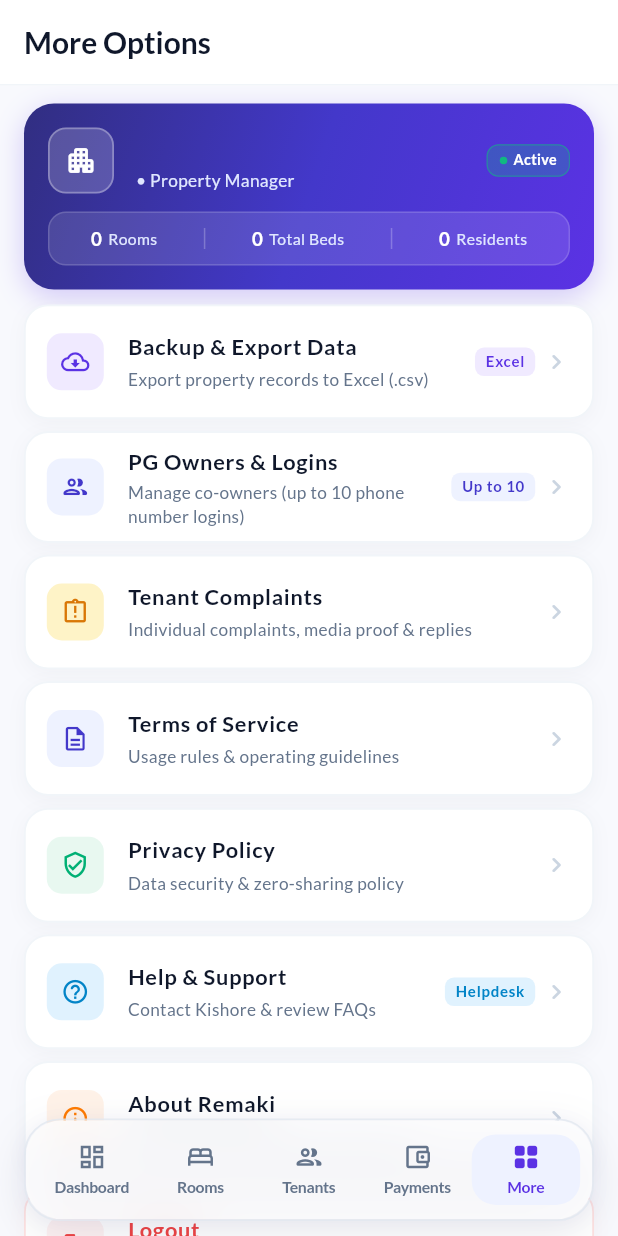
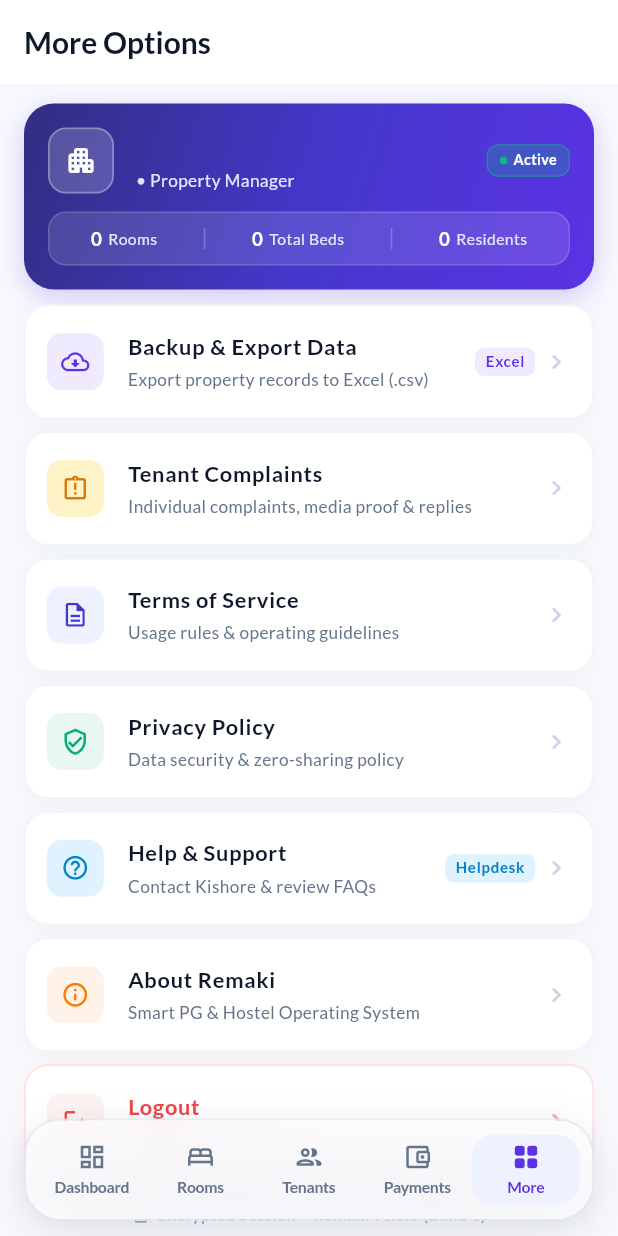
Before and after one commit to remaki-apps/remaki-flutter, a Flutter app: the MoreScreen screen opened by its route, on a phone screen of 412 x 824 dp. Run offline on Flutter 3.47's test engine with Material 3 defaults, Android fonts, the phone set to English and light mode, and no system bars; our stand-ins replace fl_chart, go_router, google_fonts, image_picker, shared_preferences, shimmer; missing offline and left inert: dart:html, dart:js_util; accounts and stored records are empty; network calls fail.

Commit message:
fix: tenant complaints navigation, renderflex overflow, and PG-specific platform fee support

```diff
--- a/lib/main.dart
+++ b/lib/main.dart
@@ -127,6 +127,8 @@ final router = GoRouter(
       const allowedTenantRoutes = {
         '/tenant_home',
         '/tenant_my_profile',
+        '/tenant_complaints',
+        '/announcements',
         '/setup_security_pin',
         '/about',
         '/terms',
@@ -326,7 +328,11 @@ final router = GoRouter(
     GoRoute(
       parentNavigatorKey: _rootNavigatorKey,
       path: '/tenant_complaints',
-      builder: (context, state) => const TenantComplaintsScreen(),
+      pageBuilder: (context, state) => _buildPageWithTransition(
+        context: context,
+        state: state,
+        child: const TenantComplaintsScreen(),
+      ),
     ),
     GoRoute(
       parentNavigatorKey: _rootNavigatorKey,
--- a/lib/models/models.dart
+++ b/lib/models/models.dart
@@ -82,6 +82,7 @@ class PropertyItem {
   final String pincode;
   final String? description;
   final int totalFloors;
+  final double platformFee;
 
   PropertyItem({
     required this.id,
@@ -92,6 +93,7 @@ class PropertyItem {
     this.pincode = '',
     this.description,
     this.totalFloors = 0,
+    this.platformFee = 9.0,
   });
 
   factory PropertyItem.fromJson(Map<String, dynamic> json) => PropertyItem(
@@ -103,6 +105,7 @@ class PropertyItem {
         pincode: json['pincode']?.toString() ?? '',
         description: json['description']?.toString(),
         totalFloors: (json['totalFloors'] as num?)?.toInt() ?? 0,
+        platformFee: (json['platformFee'] as num?)?.toDouble() ?? 9.0,
       );
 
   Map<String, dynamic> toJson() => {
@@ -113,6 +116,7 @@ class PropertyItem {
         'state': state,
         'pincode': pincode,
         'description': description,
+        'platformFee': platformFee,
         'totalFloors': totalFloors,
       };
 }
--- a/lib/providers/app_provider.dart
+++ b/lib/providers/app_provider.dart
@@ -64,12 +64,14 @@ class AppProvider with ChangeNotifier {
       if (propertyId == 'ALL' || propertyId == null) {
         pgName = 'All Properties';
         pgAddress = '${properties.length} Properties Managed';
+        platformFee = properties.isNotEmpty ? properties.first.platformFee : 9.0;
       } else {
         final currentProp = properties.firstWhere(
           (p) => p.id == propertyId,
           orElse: () => properties.first,
         );
         pgName = currentProp.name;
+        platformFee = currentProp.platformFee;
         final parts = [currentProp.address, currentProp.city, currentProp.state]
             .where((s) => s.trim().isNotEmpty)
             .toList();
@@ -135,12 +137,14 @@ class AppProvider with ChangeNotifier {
             if (selectedPropertyId == 'ALL') {
               pgName = 'All Properties';
               pgAddress = '${properties.length} Properties Managed';
+              platformFee = properties.isNotEmpty ? properties.first.platformFee : 9.0;
             } else {
               final currentProp = properties.firstWhere(
                 (p) => p.id == selectedPropertyId,
                 orElse: () => properties.first,
               );
               pgName = currentProp.name;
+              platformFee = currentProp.platformFee;
               final parts = [currentProp.address, currentProp.city, currentProp.state]
                   .where((s) => s.trim().isNotEmpty)
                   .toList();
--- a/lib/screens/more_screen.dart
+++ b/lib/screens/more_screen.dart
@@ -384,17 +384,6 @@ class MoreScreen extends StatelessWidget {
                   const SizedBox(height: 8),
 
                   _buildActionCard(
-                    icon: Icons.people_outline_rounded,
-                    iconColor: const Color(0xFF4338CA),
-                    iconBg: const Color(0xFFEEF2FF),
-                    title: 'PG Owners & Logins',
-                    subtitle: 'Manage co-owners (up to 10 phone number logins)',
-                    badge: 'Up to 10',
-                    onTap: () => context.push('/pg_owners'),
-                  ),
-                  const SizedBox(height: 8),
-
-                  _buildActionCard(
                     icon: Icons.assignment_late_outlined,
                     iconColor: const Color(0xFFD97706),
                     iconBg: const Color(0xFFFEF3C7),
--- a/lib/services/api_service.dart
+++ b/lib/services/api_service.dart
@@ -490,6 +490,7 @@ class ApiService {
             pincode
             description
             totalFloors
+            platformFee
           }
         }
       }
```
Also changed, not shown: lib/screens/admin_complaints_screen.dart (+13 -3 lines), lib/screens/dashboard_screen.dart (+16 -45 lines), lib/screens/tenant_complaints_screen.dart (+26 -5 lines).
